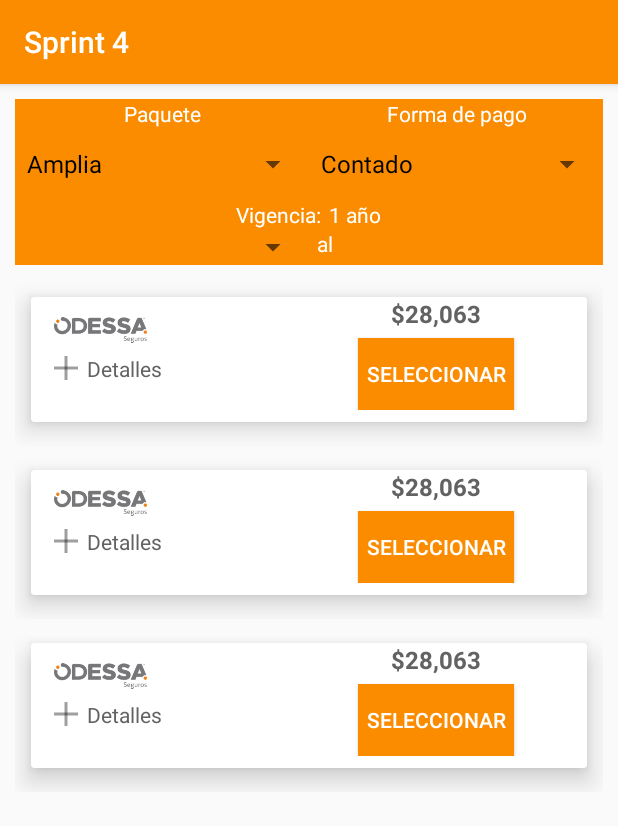
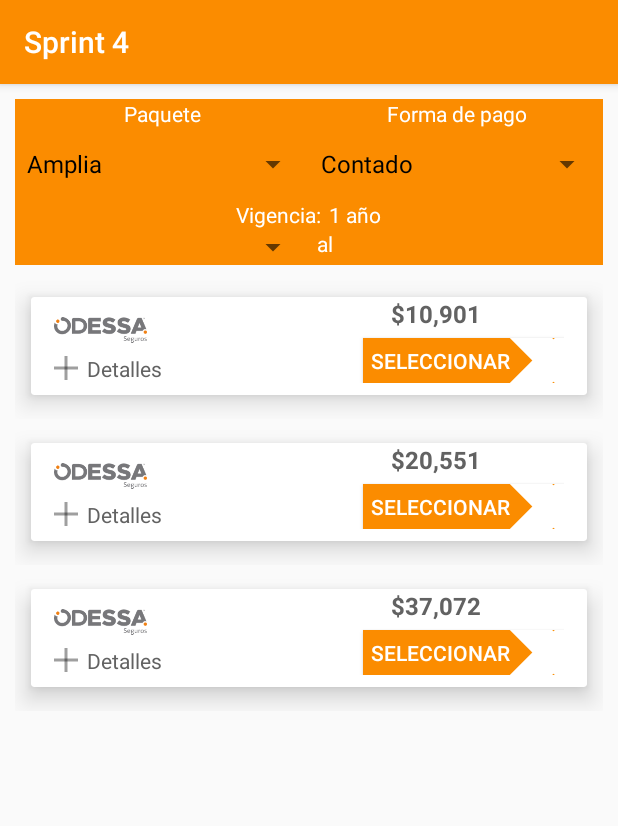
Before and after one commit to Eddy10CM/segurosDemo, an Android app: the fragment CotizaFragment shown on its own in the app's theme, on a phone screen of 412 x 824 dp. Shown: the top 826 px of the screen. Run offline under Robolectric (Android 15) with nearby library versions, the phone set to English and light mode, and no system bars; 1 statement that could not run was skipped.

Commit message:
cambios de diseño en los cardview

```diff
--- a/app/src/main/java/com/example/clickit/demoseguro/Adapters/AdaptadorSeguros.java
+++ b/app/src/main/java/com/example/clickit/demoseguro/Adapters/AdaptadorSeguros.java
@@ -1,6 +1,7 @@
 package com.example.clickit.demoseguro.Adapters;
 
 import android.content.Context;
+import android.support.v7.widget.CardView;
 import android.support.v7.widget.RecyclerView;
 import android.util.Log;
 import android.view.LayoutInflater;
@@ -8,8 +9,12 @@ import android.view.View;
 import android.view.ViewGroup;
 import android.widget.TextView;
 
+import com.example.clickit.demoseguro.Clases.ListaAutos;
+import com.example.clickit.demoseguro.Clases.ListaSeguros;
 import com.example.clickit.demoseguro.R;
 
+import java.util.ArrayList;
+import java.util.List;
 
 
 /**
@@ -19,7 +24,9 @@ public class AdaptadorSeguros extends RecyclerView.Adapter<AdaptadorSeguros.View
 
     public String info = "";
     private static final int DURATION = 250;
+    private ArrayList<ListaSeguros> data = new ArrayList<>();
     Context myContext;
+    private LayoutInflater inflater;
     public static final String TAG = AdaptadorSeguros.class.getSimpleName();
 
 
@@ -28,25 +35,50 @@ public class AdaptadorSeguros extends RecyclerView.Adapter<AdaptadorSeguros.View
         Log.e("TAG",dato + " " + dato1);
     }
 
+    public AdaptadorSeguros() {
+    }
+
+    public AdaptadorSeguros(Context context) {
+        this.inflater = LayoutInflater.from(context);;
+    }
+
     public class ViewHolder extends RecyclerView.ViewHolder {
 
         /**
          * Aqui van los campos a usar en la lista personalizada
          * */
-        TextView txtDetalles;
-        ViewGroup linear;
+        TextView txtDetalles,txtCosto;
+        ViewGroup linear,linearPrincipal,linearSecundario;
+        CardView card;
         public ViewHolder(View itemView) {
             super(itemView);
             txtDetalles = (TextView)itemView.findViewById(R.id.detalles);
+            txtCosto = (TextView)itemView.findViewById(R.id.txt_costo);
             linear = (ViewGroup)itemView.findViewById(R.id.linear_expa);
+            linearPrincipal = (ViewGroup)itemView.findViewById(R.id.car_principal);
+            linearSecundario = (ViewGroup)itemView.findViewById(R.id.car_secundaria);
+            card = (CardView)itemView.findViewById(R.id.card);
         }
     }
 
+    public void setItems(ArrayList<ListaSeguros>data){
+        this.data = data;
+        notifyItemRangeChanged(0,data.size());
+    }
 
+    public void addAll(List<ListaSeguros>list){
+        data.addAll(list);
+        notifyDataSetChanged();
+    }
+
+    public void clear(){
+        data.clear();
+        notifyDataSetChanged();
+    }
 
     @Override
     public int getItemCount() {
-        return 3;
+        return data.size();
     }
 
     @Override
@@ -59,7 +91,13 @@ public class AdaptadorSeguros extends RecyclerView.Adapter<AdaptadorSeguros.View
     }
 
     @Override
-    public void onBindViewHolder(final ViewHolder holder, int position) {
+    public void onBindViewHolder(final ViewHolder holder, final int position) {
+        Log.e(TAG, String.valueOf(holder));
+        if (data.size()>1){
+            if (holder.linearPrincipal.getVisibility() == View.GONE){
+                ExpandAndCollapseViewUtil.expand(holder.linearPrincipal,DURATION);
+                ExpandAndCollapseViewUtil.collapse(holder.linearSecundario,DURATION);
+            }
             holder.txtDetalles.setOnClickListener(new View.OnClickListener() {
                 @Override
                 public void onClick(View view) {
@@ -72,9 +110,51 @@ public class AdaptadorSeguros extends RecyclerView.Adapter<AdaptadorSeguros.View
                     }
                 }
             });
+            ListaSeguros item = data.get(position);
+            holder.txtCosto.setText(item.getCosto());
+        }else{
+            if (holder.linearSecundario.getVisibility() == View.GONE){
+                holder.card.setCardBackgroundColor(myContext.getResources().getColor(R.color.fondo_seguros_inexistentes));
+                ExpandAndCollapseViewUtil.expand(holder.linearSecundario,DURATION);
+                ExpandAndCollapseViewUtil.collapse(holder.linearPrincipal,DURATION);
+            }
+        }
     }
 
     /*public static void recibe(String dato,String dato1){
         Log.e("TAG",dato + " " + dato1);
     }*/
+
+    /*public static class Datos {
+        private static String paquete,formaPago;
+        public String costo;
+
+        public Datos(String costo) {
+            this.costo = costo;
         }
+
+        public static List<Datos> DATOS = new ArrayList<>();
+
+        public static void recibirPaquete(String item1){
+            paquete = item1;
+            Log.e("TAG: ", paquete);
+            if (paquete.equals("Amplia")){
+                DATOS.add(new Datos("$2,300"));
+                DATOS.add(new Datos("$4,300"));
+                DATOS.add(new Datos("$8,300"));
+            }else if (paquete.equals("Limitada")){
+                DATOS.add(new Datos("$9,300"));
+                DATOS.add(new Datos("$3,300"));
+                DATOS.add(new Datos("$5,300"));
+            }else if (paquete.equals("RC")){
+                DATOS.add(new Datos("$6,300"));
+                DATOS.add(new Datos("$1,300"));
+                DATOS.add(new Datos("$3,300"));
+            }
+        }
+
+        public static void recibirFormaPago(String item2){
+            formaPago = item2;
+        }
+    }*/
+}
--- /dev/null
+++ b/app/src/main/java/com/example/clickit/demoseguro/Clases/ListaSeguros.java
@@ -0,0 +1,23 @@
+package com.example.clickit.demoseguro.Clases;
+
+/**
+ * Created by clickit on 20/09/16.
+ */
+public class ListaSeguros {
+    private String costo;
+
+    public ListaSeguros(String costo) {
+        this.costo = costo;
+    }
+
+    public String getCosto() {
+        return costo;
+    }
+
+    public ListaSeguros() {
+    }
+
+    public void setCosto(String costo) {
+        this.costo = costo;
+    }
+}
--- a/app/src/main/java/com/example/clickit/demoseguro/Fragment/CotizaFragment.java
+++ b/app/src/main/java/com/example/clickit/demoseguro/Fragment/CotizaFragment.java
@@ -21,6 +21,7 @@ import android.widget.Toast;
 
 import com.example.clickit.demoseguro.Adapters.AdaptadorSeguros;
 import com.example.clickit.demoseguro.Adapters.AdaptadorSeguros1;
+import com.example.clickit.demoseguro.Clases.ListaSeguros;
 import com.example.clickit.demoseguro.R;
 
 import java.text.SimpleDateFormat;
@@ -35,6 +36,11 @@ import java.util.List;
 public class CotizaFragment extends Fragment {
 
     private final String LOG_TAG = "test";
+    private String [] amplia;
+    private String [] limitada;
+    private String [] rc;
+    private String [] integral;
+    private ArrayList<ListaSeguros> seguros = new ArrayList<>();
     String item,item1;
     RecyclerView recyclerView;
     AdaptadorSeguros adaptadorSeguros;
@@ -67,6 +73,13 @@ public class CotizaFragment extends Fragment {
 
         Spinner paquete = (Spinner)view.findViewById(R.id.paq);
         Spinner formPago = (Spinner)view.findViewById(R.id.form_pay);
+        adaptadorSeguros = new AdaptadorSeguros(getActivity());
+        recyclerView.setAdapter(adaptadorSeguros);
+
+        amplia = getActivity().getResources().getStringArray(R.array.amplia);
+        limitada = getActivity().getResources().getStringArray(R.array.limitada);
+        rc = getActivity().getResources().getStringArray(R.array.rc);
+        integral = getActivity().getResources().getStringArray(R.array.integral);
 
         List<String> paquetes = new ArrayList<>();
         paquetes.add("Amplia");
@@ -78,14 +91,55 @@ public class CotizaFragment extends Fragment {
         formasDePago.add("Contado");
         formasDePago.add("Mensual");
 
+        for (int i = 0; i<amplia.length; i++){
+            ListaSeguros seg = new ListaSeguros();
+            seg.setCosto(amplia[i]);
+            seguros.add(seg);
+        }
+        adaptadorSeguros.setItems(seguros);
+
         paquete.setOnItemSelectedListener(new AdapterView.OnItemSelectedListener() {
             @Override
             public void onItemSelected(AdapterView<?> adapterView, View view, int position, long l) {
                 item = adapterView.getItemAtPosition(position).toString();
-                //adaptadorSeguros = new AdaptadorSeguros(item);
-                //adaptadorSeguros.recibe(item);
-                //recyclerView.setAdapter(adaptadorSeguros);
-                mostrar(item,item1);
+                switch (position){
+                    case 0:
+                        adaptadorSeguros.clear();
+                        for (int i = 0; i<amplia.length; i++){
+                            ListaSeguros seg = new ListaSeguros();
+                            seg.setCosto(amplia[i]);
+                            seguros.add(seg);
+                        }
+                        adaptadorSeguros.setItems(seguros);
+                        break;
+                    case 1:
+                        adaptadorSeguros.clear();
+                        for (int i = 0; i<limitada.length; i++){
+                            ListaSeguros seg = new ListaSeguros();
+                            seg.setCosto(limitada[i]);
+                            seguros.add(seg);
+                        }
+                        adaptadorSeguros.setItems(seguros);
+                        break;
+                    case 2:
+                        adaptadorSeguros.clear();
+                        for (int i = 0; i<rc.length; i++){
+                            ListaSeguros seg = new ListaSeguros();
+                            seg.setCosto(rc[i]);
+                            seguros.add(seg);
+                        }
+                        adaptadorSeguros.setItems(seguros);
+                        break;
+                    case 3:
+                        adaptadorSeguros.clear();
+                        for (int i = 0; i<integral.length; i++){
+                            ListaSeguros seg = new ListaSeguros();
+                            seg.setCosto(integral[i]);
+                            seguros.add(seg);
+                        }
+                        adaptadorSeguros.setItems(seguros);
+                        break;
+                }
             }
 
             @Override
@@ -104,7 +158,7 @@ public class CotizaFragment extends Fragment {
                 //adaptadorSeguros = new AdaptadorSeguros(item1);
                 //adaptadorSeguros.recibe(item1);
                 //recyclerView.setAdapter(adaptadorSeguros);
-                mostrar(item,item1);
+                //enviarFormaPago(item1);
             }
 
             @Override
@@ -130,16 +184,18 @@ public class CotizaFragment extends Fragment {
         int day = now.get(Calendar.DAY_OF_MONTH);
         int Month = now.get(Calendar.MONTH);
         int year = now.get(Calendar.YEAR);
+        Month+=1;
         Log.e("TAG", fecha);
         Log.e("TAG", String.valueOf(day + "/" + Month + "/" + year));
         return view;
     }
 
-    private void mostrar(String item, String item1) {
-        adaptadorSeguros = new AdaptadorSeguros(item,item1);
-        //adaptadorSeguros.recibe(item,item1);
-        recyclerView.setAdapter(adaptadorSeguros);
+    /*private void enviarPaquete(String item) {
+        AdaptadorSeguros.Datos.recibirPaquete(item);
     }
+    private void enviarFormaPago(String item1) {
+        AdaptadorSeguros.Datos.recibirFormaPago(item1);
+    }*/
 
     @Override
     public void onActivityCreated(@Nullable Bundle savedInstanceState) {
--- /dev/null
+++ b/app/src/main/res/drawable-v21/heart.xml
@@ -0,0 +1,18 @@
+<!-- res/drawable/heart.xml -->
+<vector xmlns:android="http://schemas.android.com/apk/res/android"
+    android:height="256dp"
+    android:width="256dp"
+
+    android:viewportWidth="32"
+    android:viewportHeight="32">
+
+    <!-- draw a path -->
+<path android:fillColor="#8fff"
+android:pathData="M20.5,9.5
+                        c-1.955,0,-3.83,1.268,-4.5,3
+                        c-0.67,-1.732,-2.547,-3,-4.5,-3
+                        C8.957,9.5,7,11.432,7,14
+                        c0,3.53,3.793,6.257,9,11.5
+                        c5.207,-5.242,9,-7.97,9,-11.5
+                        C25,11.432,23.043,9.5,20.5,9.5z" />
+</vector>
--- /dev/null
+++ b/app/src/main/res/drawable/test.xml
@@ -0,0 +1,38 @@
+<?xml version="1.0" encoding="UTF-8"?>
+<layer-list xmlns:android="http://schemas.android.com/apk/res/android" >
+
+    <item>
+        <shape android:shape="rectangle">
+            <size
+                android:width="90dp"
+                android:height="30dp" />
+            <solid android:color="@color/colorPrimary" />
+            <corners android:radius="0dp"/>
+        </shape>
+    </item>
+
+    <item
+        android:top="-40dp"
+        android:bottom="50dp"
+        android:right="-30dp">
+        <rotate
+            android:fromDegrees="45">
+            <shape android:shape="rectangle">
+                <solid android:color="#ffffff" />
+            </shape>
+        </rotate>
+    </item>
+
+    <item
+        android:top="50dp"
+        android:bottom="-40dp"
+        android:right="-30dp">
+        <rotate
+            android:fromDegrees="-45">
+            <shape android:shape="rectangle">
+                <solid android:color="#ffffff" />
+            </shape>
+        </rotate>
+    </item>
+
+</layer-list>
--- a/app/src/main/res/layout/item_seguros.xml
+++ b/app/src/main/res/layout/item_seguros.xml
@@ -11,8 +11,11 @@
         app:cardCornerRadius="2dp"
         android:layout_gravity="center"
         app:cardElevation="10dp"
+        android:id="@+id/card"
         app:cardUseCompatPadding="true">
         <LinearLayout
+            android:id="@+id/car_principal"
+            android:visibility="visible"
             android:layout_width="match_parent"
             android:layout_height="wrap_content"
             android:orientation="vertical">
@@ -52,17 +55,21 @@
                         android:layout_height="wrap_content"
                         android:layout_gravity="center"
                         android:gravity="center"
+                        android:id="@+id/txt_costo"
                         android:textColor="@color/title_fragment"
                         android:textSize="16sp"
                         android:text="$28,063"
                         android:textStyle="bold"/>
                     <Button
                         android:layout_marginTop="@dimen/espacio_card_view"
-                        android:layout_gravity="center"
-                        android:padding="5dp"
+                        android:layout_gravity="end"
+                        android:paddingRight="35dp"
+                        android:paddingLeft="5dp"
+                        android:textAlignment="textStart"
+                        android:gravity="start|center"
                         android:layout_width="wrap_content"
-                        android:layout_height="wrap_content"
-                        android:background="@color/colorPrimary"
+                        android:layout_height="30dp"
+                        android:background="@drawable/test"
                         android:textColor="@color/colorWhite"
                         android:text="Seleccionar"/>
                 </LinearLayout>
@@ -76,6 +83,9 @@
                 android:visibility="gone"
                 android:id="@+id/linear_expa">
                 <LinearLayout
+                    android:visibility="visible"
+                    android:layout_marginTop="3dp"
+                    android:layout_marginBottom="3dp"
                     android:layout_width="match_parent"
                     android:layout_height="wrap_content"
                     android:orientation="horizontal">
@@ -93,7 +103,9 @@
                         android:layout_height="wrap_content" />
                 </LinearLayout>
                 <LinearLayout
-                    android:layout_marginTop="5dp"
+                    android:visibility="visible"
+                    android:layout_marginTop="3dp"
+                    android:layout_marginBottom="3dp"
                     android:layout_width="match_parent"
                     android:layout_height="wrap_content"
                     android:orientation="horizontal">
@@ -111,7 +123,9 @@
                         android:layout_height="wrap_content" />
                 </LinearLayout>
                 <LinearLayout
-                    android:layout_marginTop="5dp"
+                    android:visibility="visible"
+                    android:layout_marginTop="3dp"
+                    android:layout_marginBottom="3dp"
                     android:layout_width="match_parent"
                     android:layout_height="wrap_content"
                     android:orientation="horizontal">
@@ -129,7 +143,9 @@
                         android:text="5% de valor comercial + 10%"/>
                 </LinearLayout>
                 <LinearLayout
-                    android:layout_marginTop="5dp"
+                    android:visibility="visible"
+                    android:layout_marginTop="3dp"
+                    android:layout_marginBottom="3dp"
                     android:layout_width="match_parent"
                     android:layout_height="wrap_content"
                     android:orientation="horizontal">
@@ -147,7 +163,9 @@
                         android:text="Amparada"/>
                 </LinearLayout>
                 <LinearLayout
-                    android:layout_marginTop="5dp"
+                    android:visibility="visible"
+                    android:layout_marginTop="3dp"
+                    android:layout_marginBottom="3dp"
                     android:layout_width="match_parent"
                     android:layout_height="wrap_content"
                     android:orientation="horizontal">
@@ -165,7 +183,9 @@
                         android:text="$1,500,000"/>
                 </LinearLayout>
                 <LinearLayout
-                    android:layout_marginTop="5dp"
+                    android:visibility="visible"
+                    android:layout_marginBottom="3dp"
+                    android:layout_marginTop="3dp"
                     android:layout_width="match_parent"
                     android:layout_height="wrap_content"
                     android:orientation="horizontal">
@@ -183,7 +203,9 @@
                         android:text="$500,000"/>
                 </LinearLayout>
                 <LinearLayout
-                    android:layout_marginTop="5dp"
+                    android:visibility="visible"
+                    android:layout_marginBottom="3dp"
+                    android:layout_marginTop="3dp"
                     android:layout_width="match_parent"
                     android:layout_height="wrap_content"
                     android:orientation="horizontal">
@@ -202,7 +224,8 @@
                 </LinearLayout>
                 <LinearLayout
                     android:visibility="gone"
-                    android:layout_marginTop="5dp"
+                    android:layout_marginTop="3dp"
+                    android:layout_marginBottom="3dp"
                     android:layout_width="match_parent"
                     android:layout_height="wrap_content"
                     android:orientation="horizontal">
@@ -219,7 +242,8 @@
                 </LinearLayout>
                 <LinearLayout
                     android:visibility="gone"
-                    android:layout_marginTop="5dp"
+                    android:layout_marginTop="3dp"
+                    android:layout_marginBottom="3dp"
                     android:layout_width="match_parent"
                     android:layout_height="wrap_content"
                     android:orientation="horizontal">
@@ -236,7 +260,8 @@
                 </LinearLayout>
                 <LinearLayout
                     android:visibility="gone"
-                    android:layout_marginTop="5dp"
+                    android:layout_marginTop="3dp"
+                    android:layout_marginBottom="3dp"
                     android:layout_width="match_parent"
                     android:layout_height="wrap_content"
                     android:orientation="horizontal">
@@ -253,7 +278,8 @@
                 </LinearLayout>
                 <LinearLayout
                     android:visibility="gone"
-                    android:layout_marginTop="5dp"
+                    android:layout_marginTop="3dp"
+                    android:layout_marginBottom="3dp"
                     android:layout_width="match_parent"
                     android:layout_height="wrap_content"
                     android:orientation="horizontal">
@@ -270,7 +296,8 @@
                 </LinearLayout>
                 <LinearLayout
                     android:visibility="gone"
-                    android:layout_marginTop="5dp"
+                    android:layout_marginTop="3dp"
+                    android:layout_marginBottom="3dp"
                     android:layout_width="match_parent"
                     android:layout_height="wrap_content"
                     android:orientation="horizontal">
@@ -287,5 +314,20 @@
                 </LinearLayout>
             </LinearLayout>
         </LinearLayout>
+        <LinearLayout
+            android:layout_width="match_parent"
+            android:id="@+id/car_secundaria"
+            android:visibility="gone"
+
+            android:background="@color/fondo_seguros_inexistentes"
+            android:orientation="vertical"
+            android:layout_height="wrap_content">
+            <TextView
+                android:layout_marginLeft="15dp"
+                android:textColor="@color/red_title"
+                android:layout_width="match_parent"
+                android:layout_height="wrap_content"
+                android:text="Este paquete no se encuentra disponible"/>
+        </LinearLayout>
     </android.support.v7.widget.CardView>
 </LinearLayout>
--- a/app/src/main/res/values/colors.xml
+++ b/app/src/main/res/values/colors.xml
@@ -15,4 +15,6 @@
     <color name="blue_arrow">#6bbcd7</color>
     <color name="gray">#626262</color>
     <color name="verde">#56ab7e</color>
+    <color name="fondo_seguros_inexistentes">#fcd8de</color>
+    <color name="red_title">#9D545B</color>
 </resources>
--- a/app/src/main/res/values/strings.xml
+++ b/app/src/main/res/values/strings.xml
@@ -145,4 +145,23 @@
     <string name="desea">¿Deséa notificar a un ejecutivo de siniestros de Odessa Seguros?</string>
     <string name="meses">8 meses 27 días restantes</string>
 
+    <string-array name="amplia">
+        <item>$10,901</item>
+        <item>$20,551</item>
+        <item>$37,072</item>
+    </string-array>
+    <string-array name="limitada">
+        <item>$6,561</item>
+        <item>$6,721</item>
+        <item>$22,115</item>
+    </string-array>
+    <string-array name="rc">
+        <item>$2,772</item>
+        <item>$3,763</item>
+        <item>$4,149</item>
+    </string-array>
+    <string-array name="integral">
+        <item>1</item>
+    </string-array>
+
 </resources>
```
Lines whose indentation alone changed are shown as unchanged.
